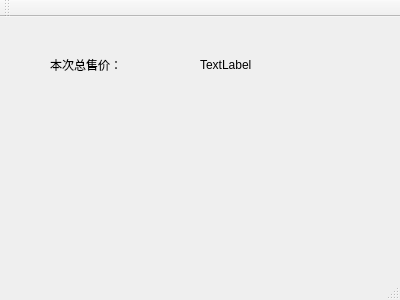
Qt form mainwindow.ui (919106840617/pifarm) before a commit.
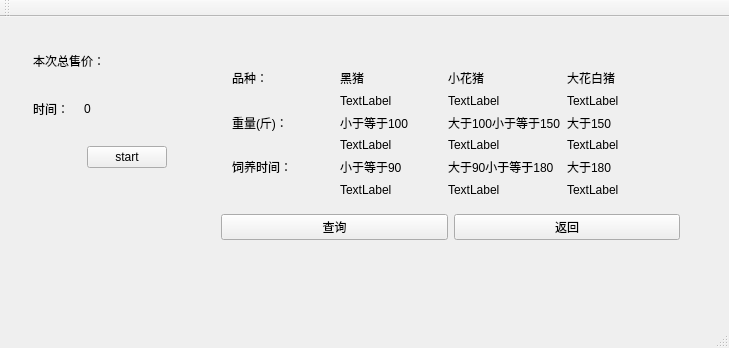
The same form after that commit.

Patch:
```diff
--- a/mainwindow.ui
+++ b/mainwindow.ui
@@ -6,39 +6,501 @@
    <rect>
     <x>0</x>
     <y>0</y>
-    <width>400</width>
-    <height>300</height>
+    <width>729</width>
+    <height>348</height>
    </rect>
   </property>
   <property name="windowTitle">
    <string>MainWindow</string>
   </property>
   <widget class="QWidget" name="centralWidget">
-   <widget class="QLabel" name="label">
+   <widget class="QWidget" name="widget_3" native="true">
     <property name="geometry">
      <rect>
-      <x>50</x>
-      <y>40</y>
-      <width>91</width>
-      <height>16</height>
+      <x>11</x>
+      <y>11</y>
+      <width>231</width>
+      <height>162</height>
      </rect>
     </property>
-    <property name="text">
-     <string>本次总售价：</string>
-    </property>
+    <layout class="QVBoxLayout" name="verticalLayout">
+     <item>
+      <widget class="QWidget" name="widget" native="true">
+       <layout class="QHBoxLayout" name="horizontalLayout">
+        <item>
+         <widget class="QLabel" name="label">
+          <property name="sizePolicy">
+           <sizepolicy hsizetype="Preferred" vsizetype="Preferred">
+            <horstretch>1</horstretch>
+            <verstretch>0</verstretch>
+           </sizepolicy>
+          </property>
+          <property name="text">
+           <string>本次总售价：</string>
+          </property>
+         </widget>
+        </item>
+        <item>
+         <widget class="QLabel" name="price">
+          <property name="sizePolicy">
+           <sizepolicy hsizetype="Expanding" vsizetype="Expanding">
+            <horstretch>3</horstretch>
+            <verstretch>0</verstretch>
+           </sizepolicy>
+          </property>
+          <property name="text">
+           <string/>
+          </property>
+         </widget>
+        </item>
+       </layout>
+      </widget>
+     </item>
+     <item>
+      <widget class="QWidget" name="widget_2" native="true">
+       <layout class="QHBoxLayout" name="horizontalLayout_2">
+        <item>
+         <widget class="QLabel" name="label_1">
+          <property name="sizePolicy">
+           <sizepolicy hsizetype="Preferred" vsizetype="Preferred">
+            <horstretch>1</horstretch>
+            <verstretch>0</verstretch>
+           </sizepolicy>
+          </property>
+          <property name="text">
+           <string>时间：</string>
+          </property>
+         </widget>
+        </item>
+        <item>
+         <widget class="QLabel" name="time">
+          <property name="sizePolicy">
+           <sizepolicy hsizetype="Preferred" vsizetype="Preferred">
+            <horstretch>3</horstretch>
+            <verstretch>0</verstretch>
+           </sizepolicy>
+          </property>
+          <property name="text">
+           <string>0</string>
+          </property>
+         </widget>
+        </item>
+       </layout>
+      </widget>
+     </item>
+     <item>
+      <widget class="QWidget" name="widget_4" native="true">
+       <layout class="QHBoxLayout" name="horizontalLayout_3">
+        <item>
+         <spacer name="horizontalSpacer">
+          <property name="orientation">
+           <enum>Qt::Horizontal</enum>
+          </property>
+          <property name="sizeHint" stdset="0">
+           <size>
+            <width>40</width>
+            <height>20</height>
+           </size>
+          </property>
+         </spacer>
+        </item>
+        <item>
+         <widget class="QPushButton" name="console">
+          <property name="text">
+           <string>start</string>
+          </property>
+         </widget>
+        </item>
+        <item>
+         <spacer name="horizontalSpacer_2">
+          <property name="orientation">
+           <enum>Qt::Horizontal</enum>
+          </property>
+          <property name="sizeHint" stdset="0">
+           <size>
+            <width>40</width>
+            <height>20</height>
+           </size>
+          </property>
+         </spacer>
+        </item>
+       </layout>
+      </widget>
+     </item>
+    </layout>
    </widget>
-   <widget class="QLabel" name="price">
+   <widget class="QStackedWidget" name="stackedWidget">
     <property name="geometry">
      <rect>
-      <x>200</x>
-      <y>40</y>
-      <width>72</width>
-      <height>15</height>
+      <x>210</x>
+      <y>30</y>
+      <width>481</width>
+      <height>204</height>
      </rect>
     </property>
-    <property name="text">
-     <string>TextLabel</string>
+    <property name="currentIndex">
+     <number>3</number>
     </property>
+    <widget class="QWidget" name="page">
+     <layout class="QGridLayout" name="gridLayout_2">
+      <item row="0" column="0">
+       <widget class="QPushButton" name="searchnum">
+        <property name="text">
+         <string>查询某猪圈猪的数量和种类</string>
+        </property>
+       </widget>
+      </item>
+      <item row="1" column="0">
+       <widget class="QPushButton" name="searchinfo">
+        <property name="text">
+         <string>查询某猪圈某猪的状态信息</string>
+        </property>
+       </widget>
+      </item>
+      <item row="2" column="0">
+       <widget class="QPushButton" name="searchtime">
+        <property name="text">
+         <string>统计各品种的数量体重时间</string>
+        </property>
+       </widget>
+      </item>
+     </layout>
+    </widget>
+    <widget class="QWidget" name="page_2">
+     <layout class="QGridLayout" name="gridLayout">
+      <item row="0" column="0">
+       <widget class="QLabel" name="label_2">
+        <property name="text">
+         <string>猪圈编号：</string>
+        </property>
+       </widget>
+      </item>
+      <item row="0" column="1" colspan="2">
+       <widget class="QLineEdit" name="lineEdit"/>
+      </item>
+      <item row="1" column="0">
+       <widget class="QLabel" name="label_11">
+        <property name="text">
+         <string>猪的总数量：</string>
+        </property>
+       </widget>
+      </item>
+      <item row="2" column="0">
+       <widget class="QLabel" name="label_3">
+        <property name="text">
+         <string>黑猪数量：</string>
+        </property>
+       </widget>
+      </item>
+      <item row="2" column="1" colspan="2">
+       <widget class="QLabel" name="black">
+        <property name="text">
+         <string/>
+        </property>
+       </widget>
+      </item>
+      <item row="3" column="0">
+       <widget class="QLabel" name="label_6">
+        <property name="text">
+         <string>小花猪数量：</string>
+        </property>
+       </widget>
+      </item>
+      <item row="5" column="0">
+       <widget class="QPushButton" name="search1">
+        <property name="text">
+         <string>查询</string>
+        </property>
+       </widget>
+      </item>
+      <item row="5" column="2">
+       <widget class="QPushButton" name="return1">
+        <property name="text">
+         <string>返回</string>
+        </property>
+       </widget>
+      </item>
+      <item row="1" column="1" colspan="2">
+       <widget class="QLabel" name="total">
+        <property name="text">
+         <string/>
+        </property>
+       </widget>
+      </item>
+      <item row="4" column="0">
+       <widget class="QLabel" name="label_7">
+        <property name="text">
+         <string>大花白猪数量：</string>
+        </property>
+       </widget>
+      </item>
+      <item row="4" column="1" colspan="2">
+       <widget class="QLabel" name="dahua">
+        <property name="text">
+         <string/>
+        </property>
+       </widget>
+      </item>
+      <item row="3" column="1" colspan="2">
+       <widget class="QLabel" name="xiaohua">
+        <property name="text">
+         <string/>
+        </property>
+       </widget>
+      </item>
+     </layout>
+    </widget>
+    <widget class="QWidget" name="page_3">
+     <layout class="QGridLayout" name="gridLayout_3">
+      <item row="0" column="0">
+       <widget class="QLabel" name="label_4">
+        <property name="text">
+         <string>猪圈编号:</string>
+        </property>
+       </widget>
+      </item>
+      <item row="0" column="1" colspan="2">
+       <widget class="QLineEdit" name="pigbedEdit"/>
+      </item>
+      <item row="1" column="0">
+       <widget class="QLabel" name="label_5">
+        <property name="text">
+         <string>猪编号：</string>
+        </property>
+       </widget>
+      </item>
+      <item row="1" column="1" colspan="2">
+       <widget class="QLineEdit" name="pigEdit"/>
+      </item>
+      <item row="2" column="0">
+       <widget class="QLabel" name="label_8">
+        <property name="text">
+         <string>重量：</string>
+        </property>
+       </widget>
+      </item>
+      <item row="3" column="0">
+       <widget class="QLabel" name="label_9">
+        <property name="text">
+         <string>饲养天数：</string>
+        </property>
+       </widget>
+      </item>
+      <item row="4" column="0">
+       <widget class="QLabel" name="label_10">
+        <property name="text">
+         <string>品种：</string>
+        </property>
+       </widget>
+      </item>
+      <item row="5" column="0" colspan="2">
+       <widget class="QPushButton" name="search2">
+        <property name="text">
+         <string>查询</string>
+        </property>
+       </widget>
+      </item>
+      <item row="5" column="2">
+       <widget class="QPushButton" name="return2">
+        <property name="text">
+         <string>返回</string>
+        </property>
+       </widget>
+      </item>
+      <item row="2" column="1" colspan="2">
+       <widget class="QLabel" name="weight">
+        <property name="text">
+         <string/>
+        </property>
+       </widget>
+      </item>
+      <item row="3" column="1" colspan="2">
+       <widget class="QLabel" name="time_">
+        <property name="text">
+         <string/>
+        </property>
+       </widget>
+      </item>
+      <item row="4" column="1" colspan="2">
+       <widget class="QLabel" name="kind">
+        <property name="text">
+         <string/>
+        </property>
+       </widget>
+      </item>
+     </layout>
+    </widget>
+    <widget class="QWidget" name="page_4">
+     <layout class="QGridLayout" name="gridLayout_5">
+      <item row="1" column="1">
+       <widget class="QPushButton" name="return3">
+        <property name="text">
+         <string>返回</string>
+        </property>
+       </widget>
+      </item>
+      <item row="1" column="0">
+       <widget class="QPushButton" name="search3">
+        <property name="text">
+         <string>查询</string>
+        </property>
+       </widget>
+      </item>
+      <item row="0" column="0" colspan="2">
+       <widget class="QWidget" name="widget_6" native="true">
+        <layout class="QGridLayout" name="gridLayout_4">
+         <item row="0" column="0">
+          <widget class="QLabel" name="label_15">
+           <property name="text">
+            <string>品种：</string>
+           </property>
+          </widget>
+         </item>
+         <item row="0" column="1">
+          <widget class="QLabel" name="label_16">
+           <property name="text">
+            <string>黑猪</string>
+           </property>
+          </widget>
+         </item>
+         <item row="0" column="2">
+          <widget class="QLabel" name="label_23">
+           <property name="text">
+            <string>小花猪</string>
+           </property>
+          </widget>
+         </item>
+         <item row="0" column="3">
+          <widget class="QLabel" name="label1_2">
+           <property name="text">
+            <string>大花白猪</string>
+           </property>
+          </widget>
+         </item>
+         <item row="1" column="1">
+          <widget class="QLabel" name="label1">
+           <property name="text">
+            <string>TextLabel</string>
+           </property>
+          </widget>
+         </item>
+         <item row="1" column="2">
+          <widget class="QLabel" name="label2">
+           <property name="text">
+            <string>TextLabel</string>
+           </property>
+          </widget>
+         </item>
+         <item row="1" column="3">
+          <widget class="QLabel" name="label3">
+           <property name="text">
+            <string>TextLabel</string>
+           </property>
+          </widget>
+         </item>
+         <item row="2" column="0">
+          <widget class="QLabel" name="label_13">
+           <property name="text">
+            <string>重量(斤)：</string>
+           </property>
+          </widget>
+         </item>
+         <item row="2" column="1">
+          <widget class="QLabel" name="label_14">
+           <property name="text">
+            <string>小于等于100</string>
+           </property>
+          </widget>
+         </item>
+         <item row="2" column="2">
+          <widget class="QLabel" name="label_17">
+           <property name="text">
+            <string>大于100小于等于150</string>
+           </property>
+          </widget>
+         </item>
+         <item row="2" column="3">
+          <widget class="QLabel" name="label_18">
+           <property name="text">
+            <string>大于150</string>
+           </property>
+          </widget>
+         </item>
+         <item row="3" column="1">
+          <widget class="QLabel" name="label4">
+           <property name="text">
+            <string>TextLabel</string>
+           </property>
+          </widget>
+         </item>
+         <item row="3" column="2">
+          <widget class="QLabel" name="label5">
+           <property name="text">
+            <string>TextLabel</string>
+           </property>
+          </widget>
+         </item>
+         <item row="3" column="3">
+          <widget class="QLabel" name="label6">
+           <property name="text">
+            <string>TextLabel</string>
+           </property>
+          </widget>
+         </item>
+         <item row="4" column="0">
+          <widget class="QLabel" name="label_19">
+           <property name="text">
+            <string>饲养时间：</string>
+           </property>
+          </widget>
+         </item>
+         <item row="4" column="1">
+          <widget class="QLabel" name="label_20">
+           <property name="text">
+            <string>小于等于90</string>
+           </property>
+          </widget>
+         </item>
+         <item row="4" column="2">
+          <widget class="QLabel" name="label_21">
+           <property name="text">
+            <string>大于90小于等于180</string>
+           </property>
+          </widget>
+         </item>
+         <item row="4" column="3">
+          <widget class="QLabel" name="label_22">
+           <property name="text">
+            <string>大于180</string>
+           </property>
+          </widget>
+         </item>
+         <item row="5" column="1">
+          <widget class="QLabel" name="label7">
+           <property name="text">
+            <string>TextLabel</string>
+           </property>
+          </widget>
+         </item>
+         <item row="5" column="2">
+          <widget class="QLabel" name="label8">
+           <property name="text">
+            <string>TextLabel</string>
+           </property>
+          </widget>
+         </item>
+         <item row="5" column="3">
+          <widget class="QLabel" name="label9">
+           <property name="text">
+            <string>TextLabel</string>
+           </property>
+          </widget>
+         </item>
+        </layout>
+       </widget>
+      </item>
+     </layout>
+    </widget>
    </widget>
   </widget>
   <widget class="QMenuBar" name="menuBar">
```
Left out of the diff: 4 changed lines with no effect on the pictures.
